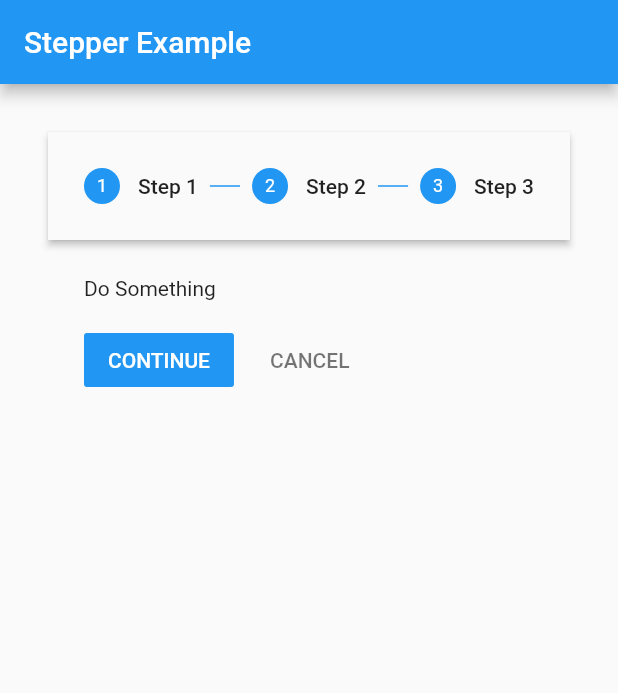
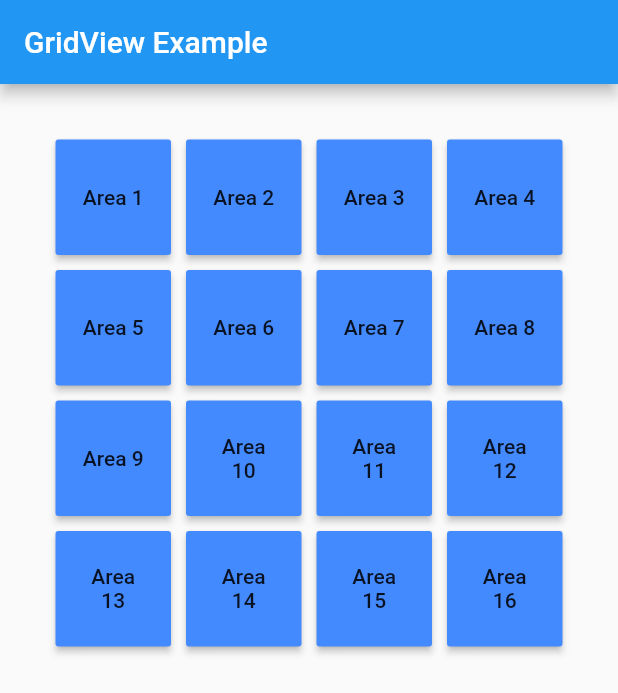
Before and after one commit to mcemsonmez/Flutter_Intermadiate_Packt, a Flutter app: the screen it shows after launch, on a phone screen of 412 x 824 dp. Shown: the top 693 px of the screen. Run offline on Flutter 3.47's test engine with Material 2 defaults, Android fonts, the phone set to English and light mode, and no system bars.

Commit message:
Layout completed.

```diff
--- a/widget_intermediate_app/lib/main.dart
+++ b/widget_intermediate_app/lib/main.dart
@@ -6,6 +6,7 @@ import 'package:widget_intermediate_app/widgets/04_PopupMenuButton.dart';
 import 'package:widget_intermediate_app/widgets/05_ExpansionPanel.dart';
 import 'package:widget_intermediate_app/widgets/06_TabBarExample.dart';
 import 'package:widget_intermediate_app/widgets/07_StepperExample.dart';
+import 'package:widget_intermediate_app/widgets/08_GridViewExample.dart';
 
 void main() {
   runApp(new MaterialApp(
@@ -15,6 +16,7 @@ void main() {
     //home: PopupMenuExample()
     //home: ExpansionPanelExample(),
     //home: TabBarExample(),
-    home: StepperExample(),
+    //home: StepperExample(),
+    home: GridViewExampe(),
   ));
 }
--- a/widget_intermediate_app/lib/widgets/07_StepperExample.dart
+++ b/widget_intermediate_app/lib/widgets/07_StepperExample.dart
@@ -22,7 +22,7 @@ class _StepperExampleState extends State<StepperExample> {
       Step(
         title: Text('Step 2'),
         content: Text('Do Something'),
-        isActive: true,
+        isActive: false,
       ),
       Step(
         title: Text('Step 3'),
@@ -63,7 +63,7 @@ class _StepperExampleState extends State<StepperExample> {
         child: Center(
             child: Stepper(
           steps: _steps,
-          type: StepperType.horizontal, // vertical, horizontal
+          type: StepperType.vertical, // vertical, horizontal
           currentStep: _current,
           onStepCancel: _stepCancel,
           onStepContinue: _stepContinue,
--- /dev/null
+++ b/widget_intermediate_app/lib/widgets/08_GridViewExample.dart
@@ -0,0 +1,94 @@
+import 'package:flutter/material.dart';
+import 'dart:math';
+
+class GridViewExampe extends StatefulWidget {
+  @override
+  _GridViewExampeState createState() => _GridViewExampeState();
+}
+
+class Area {
+  int index;
+  String name;
+  Color color;
+  Area({this.index: 1, this.name: 'Area', this.color: Colors.blueAccent});
+}
+
+class _GridViewExampeState extends State<GridViewExampe> {
+  int _location;
+  List<Area> _areas;
+  @override
+  void initState() {
+    _setGame();
+  }
+
+  void _setGame() {
+    setState(() {
+      _areas = List<Area>();
+      for (var i = 1; i < 17; i++) {
+        _areas.add(Area(index: i, name: 'Area $i'));
+      }
+
+      var rnd = Random();
+      _location = rnd.nextInt(16);
+    });
+  }
+
+  Widget _generate(int index) {
+    return GridTile(
+      child: Container(
+        padding: EdgeInsets.all(5.0),
+        child: RaisedButton(
+          onPressed: () => _onPressed(index),
+          color: _areas[index].color,
+          child: Text(
+            _areas[index].name,
+            textAlign: TextAlign.center,
+          ),
+        ),
+      ),
+    );
+  }
+
+  void _onPressed(int index) {
+    setState(() {
+      if (index == _location) {
+        _areas[index].color = Colors.green;
+        _showMaterialDialog();
+      } else {
+        _areas[index].color = Colors.red;
+      }
+    });
+  }
+
+  _showMaterialDialog() {
+    showDialog(
+        context: context,
+        builder: (_) => new AlertDialog(
+              contentPadding: EdgeInsets.all(30.0),
+              title: new Text("You Win"),
+              content: new Text("You find the box."),
+              actions: <Widget>[
+                FlatButton(
+                  child: Text('Refresh Game?'),
+                  onPressed: () => {_setGame(), Navigator.of(context).pop()},
+                )
+              ],
+            ));
+  }
+
+  @override
+  Widget build(BuildContext context) {
+    return Scaffold(
+      appBar: AppBar(
+        title: Text('GridView Example'),
+      ),
+      body: Container(
+        padding: EdgeInsets.all(32.0),
+        child: GridView.count(
+          crossAxisCount: 4,
+          children: List<Widget>.generate(16, _generate),
+        ),
+      ),
+    );
+  }
+}
```
